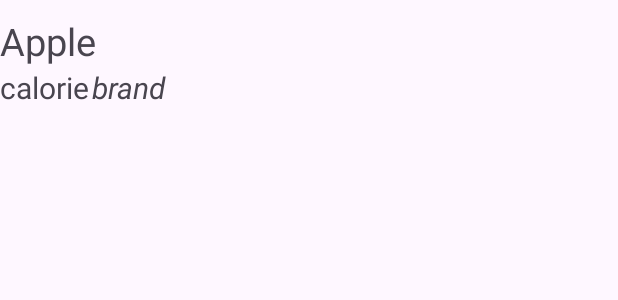
After one commit to Verystrangecat/Calories_counter, an Android app: the layout item_view.xml on its own in the app's theme, with its tools: preview values and no code run, on a phone screen of 412 x 824 dp. The commit adds this screen. Shown: the top 300 px of the screen. Run offline under Robolectric (Android 15) with nearby library versions, the phone set to English and light mode, and no system bars; network calls fail.

Commit message:
Checked api cconnection and made recycle view for the results

```diff
--- a/app/src/main/AndroidManifest.xml
+++ b/app/src/main/AndroidManifest.xml
@@ -33,7 +33,7 @@
 
                 <category android:name="android.intent.category.LAUNCHER" />
             </intent-filter>
-            />
+
         </activity>
         <activity
             android:name=".Setup_account"
--- /dev/null
+++ b/app/src/main/res/layout/item_view.xml
@@ -0,0 +1,51 @@
+<?xml version="1.0" encoding="utf-8"?>
+<androidx.constraintlayout.widget.ConstraintLayout xmlns:android="http://schemas.android.com/apk/res/android"
+    xmlns:app="http://schemas.android.com/apk/res-auto"
+    xmlns:tools="http://schemas.android.com/tools"
+    android:layout_width="match_parent"
+    android:layout_marginTop="10dp"
+    android:layout_height="wrap_content">
+
+    <TextView
+        android:id="@+id/textView_foodname"
+        android:layout_width="wrap_content"
+        android:layout_height="wrap_content"
+        android:fontFamily="@font/roboto"
+        android:text="Apple"
+        android:textSize="25sp"
+        app:layout_constraintBottom_toBottomOf="parent"
+        app:layout_constraintEnd_toEndOf="parent"
+        app:layout_constraintHorizontal_bias="0.0"
+        app:layout_constraintStart_toStartOf="parent"
+        app:layout_constraintTop_toTopOf="parent"
+        app:layout_constraintVertical_bias="0.0" />
+
+    <TextView
+        android:id="@+id/textView_calories"
+        android:layout_width="wrap_content"
+        android:layout_height="wrap_content"
+        android:text="calorie"
+        android:textSize="20sp"
+        app:layout_constraintBottom_toBottomOf="parent"
+        app:layout_constraintEnd_toEndOf="parent"
+        app:layout_constraintHorizontal_bias="0.0"
+        app:layout_constraintStart_toStartOf="parent"
+        app:layout_constraintTop_toBottomOf="@+id/textView_foodname"
+        app:layout_constraintVertical_bias="0.0" />
+
+    <TextView
+        android:id="@+id/textView_brand"
+        android:layout_width="wrap_content"
+        android:layout_height="wrap_content"
+        android:text="brand"
+        android:textStyle="italic"
+        android:textSize="20sp"
+        android:layout_marginLeft="2dp"
+        app:layout_constraintBottom_toBottomOf="parent"
+        app:layout_constraintEnd_toEndOf="parent"
+        app:layout_constraintHorizontal_bias="0.0"
+        app:layout_constraintStart_toEndOf="@+id/textView_calories"
+        app:layout_constraintTop_toTopOf="parent"
+        app:layout_constraintVertical_bias="1.0" />
+
+</androidx.constraintlayout.widget.ConstraintLayout>
```
Also changed, not shown: app/build.gradle.kts (+5 -4 lines), app/src/main/java/com/example/project/Adapter.java (added, +59 -0 lines), app/src/main/java/com/example/project/Adding_food_screen.java (+24 -6 lines), app/src/main/java/com/example/project/Item.java (added, +37 -0 lines), app/src/main/res/layout/activity_adding_food_screen.xml (+6 -9 lines).
